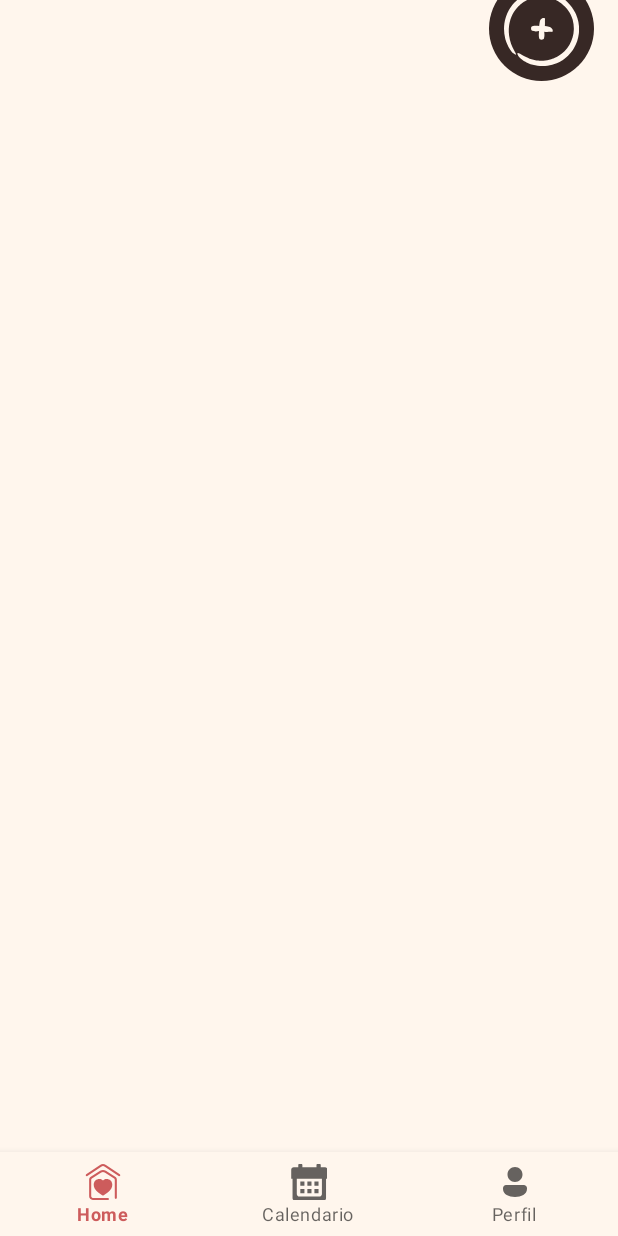
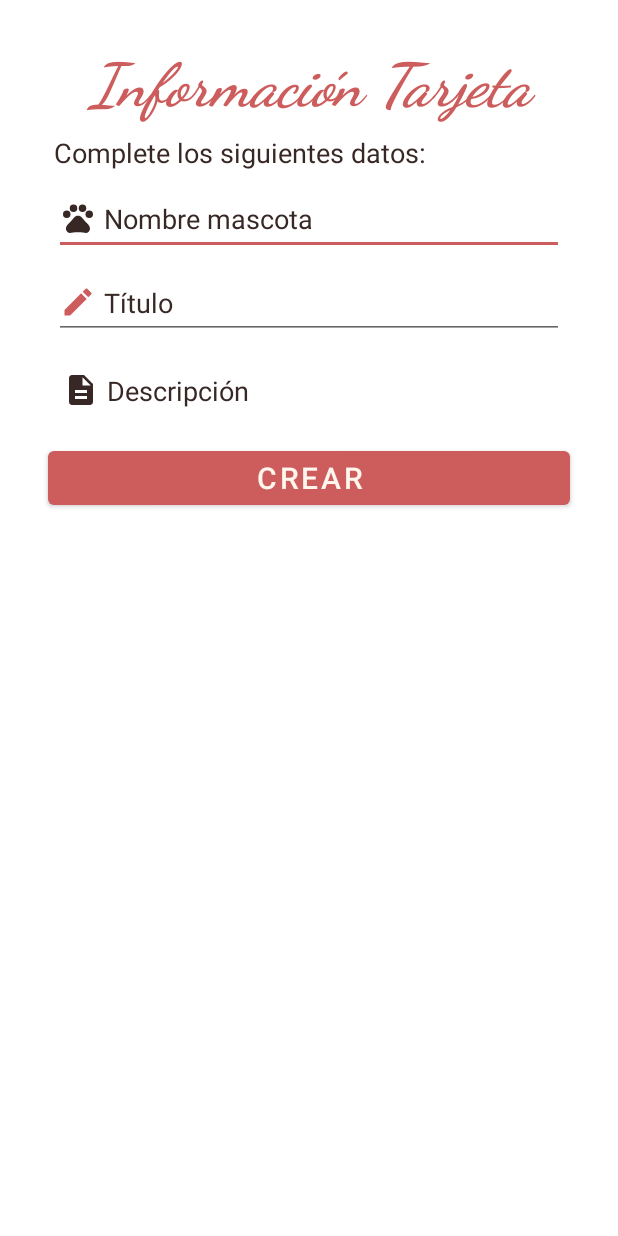
Before and after one commit to Soniamj5/Supet_finalproject, an Android app: the screen it shows after launch once a user with an empty profile is signed in (MainActivity before the commit, CreatePetInfo after it), after a tap on "Agregar tarea", on a phone screen of 412 x 824 dp. Run offline under Robolectric (Android 15) with nearby library versions, the phone set to English and light mode, and no system bars; our stand-ins replace Firebase (no records; nobody signed in at launch, a user with empty details on screens opened directly).

Commit message:
HomeFragment finished! connected with firestore db & shows data from subcollection

```diff
--- a/app/src/main/AndroidManifest.xml
+++ b/app/src/main/AndroidManifest.xml
@@ -14,8 +14,8 @@
         android:theme="@style/Theme.Supet_FinalProject"
         tools:targetApi="31">
         <activity
-            android:name=".CrearPetInfo"
-            android:exported="false" />
+            android:name=".petInfo.CreatePetInfo"
+            android:exported="true" />
         <activity
             android:name=".account.RegisterActivity"
             android:exported="true" />
--- a/app/src/main/java/com/animalhelpapp/supet_finalproject/fragments/HomeFragment.java
+++ b/app/src/main/java/com/animalhelpapp/supet_finalproject/fragments/HomeFragment.java
@@ -1,52 +1,106 @@
 package com.animalhelpapp.supet_finalproject.fragments;
 
+import static android.content.ContentValues.TAG;
+
+import android.annotation.SuppressLint;
 import android.content.Intent;
 import android.os.Bundle;
-
-import androidx.fragment.app.Fragment;
-
+import android.util.Log;
 import android.view.LayoutInflater;
 import android.view.View;
 import android.view.ViewGroup;
 import android.widget.ImageButton;
-import android.widget.Toast;
 
+import androidx.fragment.app.Fragment;
+import androidx.recyclerview.widget.LinearLayoutManager;
+import androidx.recyclerview.widget.RecyclerView;
+
+import com.animalhelpapp.supet_finalproject.Adapter;
+import com.animalhelpapp.supet_finalproject.PetInfo;
 import com.animalhelpapp.supet_finalproject.R;
-import com.animalhelpapp.supet_finalproject.petInfo.CrearPetInfo;
+import com.animalhelpapp.supet_finalproject.petInfo.CreatePetInfo;
 import com.google.firebase.auth.FirebaseAuth;
+import com.google.firebase.auth.FirebaseUser;
+import com.google.firebase.firestore.CollectionReference;
+import com.google.firebase.firestore.DocumentChange;
 import com.google.firebase.firestore.FirebaseFirestore;
+
+import java.util.ArrayList;
 
 public class HomeFragment extends Fragment {
 
-    ImageButton addInfo;
+    ImageButton createInfo;
     /*firabase*/
     FirebaseAuth mAuth;
     FirebaseFirestore firebaseFirestore;
+
+    /*coger los datos de petInfo de firestore*/
+    RecyclerView recyclerView;
+    ArrayList<PetInfo> petInfoArrayList;
+    Adapter adapter;
+
+
 
     @Override
     public View onCreateView(LayoutInflater inflater, ViewGroup container,
                              Bundle savedInstanceState) {
         View view = inflater.inflate(R.layout.fragment_home, container, false);
 
-        /*--------------------Add info------------------------*/
-        addInfo = view.findViewById(R.id.addInfo);
+        /*--------------------Create info------------------------*/
+        createInfo = view.findViewById(R.id.createInfo);
         /*Inicializar Firebase*/
         firebaseFirestore = FirebaseFirestore.getInstance();
         mAuth = FirebaseAuth.getInstance();
 
-        addInfo.setOnClickListener(new View.OnClickListener() {
-            @Override
-            public void onClick(View v) {
-                /*conectar con CreatePetInfo*/
-                crearPetInfo();
-            }
+        createInfo.setOnClickListener(v -> {
+            /*conectar con CreatePetInfo*/
+            crearPetInfo();
         });
+
+        /*--------------------Coger info------------------------*/
+        recyclerView = view.findViewById(R.id.recyclerView);
+        recyclerView.setHasFixedSize(true);
+        recyclerView.setLayoutManager(new LinearLayoutManager(getActivity()));
+
+        /*inicializar lo que queda -- firestore ya está inicializado arriba*/
+        petInfoArrayList = new ArrayList<>();
+        adapter = new Adapter(getActivity(), petInfoArrayList);
+
+        recyclerView.setAdapter(adapter);
+
+        cogerDatos();
+
 
         return view;
     }
 
+    @SuppressLint("NotifyDataSetChanged")
+    private void cogerDatos() {
+        FirebaseUser firebaseUser = FirebaseAuth.getInstance().getCurrentUser();
+        String uid = FirebaseAuth.getInstance().getUid();
+        if(firebaseUser != null) {
+            Log.d(TAG, "onAuthStateChanged: signed_in: " + firebaseUser.getUid());
+            CollectionReference userCollection = firebaseFirestore.collection("user");
+            assert uid != null;
+            userCollection.document(uid).collection("petInfo").addSnapshotListener((value, error) -> {
+                if(error != null) {
+                    Log.e("Firestore error", error.getMessage());
+                } else {
+                    assert value != null;
+                    for (DocumentChange dc : value.getDocumentChanges()) {
+                        if (dc.getType() == DocumentChange.Type.ADDED) {
+                            petInfoArrayList.add(dc.getDocument().toObject(PetInfo.class));
+                        }
+                        adapter.notifyDataSetChanged();
+                    }
+                }
+            });
+        }
+
+    }
+
     private void crearPetInfo() {
-        Intent intent = new Intent(getActivity(), CrearPetInfo.class);
+        Intent intent = new Intent(getActivity(), CreatePetInfo.class);
         intent.addFlags(Intent.FLAG_ACTIVITY_NEW_TASK);
         startActivity(intent);
     }
--- /dev/null
+++ b/app/src/main/java/com/animalhelpapp/supet_finalproject/petInfo/CreatePetInfo.java
@@ -0,0 +1,94 @@
+package com.animalhelpapp.supet_finalproject.petInfo;
+
+import android.content.Intent;
+import android.os.Bundle;
+import android.widget.Button;
+import android.widget.EditText;
+import android.widget.TextView;
+import android.widget.Toast;
+
+import androidx.appcompat.app.AppCompatActivity;
+
+import com.animalhelpapp.supet_finalproject.MainActivity;
+import com.animalhelpapp.supet_finalproject.R;
+import com.google.firebase.auth.FirebaseAuth;
+import com.google.firebase.auth.FirebaseUser;
+import com.google.firebase.firestore.CollectionReference;
+import com.google.firebase.firestore.FirebaseFirestore;
+
+import java.util.HashMap;
+import java.util.Map;
+
+public class CreatePetInfo extends AppCompatActivity {
+
+    Button create_btn;
+    TextView namePet, title;
+    EditText description;
+    private FirebaseFirestore firebaseFirestore;
+    private FirebaseAuth mAuth;
+
+    @Override
+    protected void onCreate(Bundle savedInstanceState) {
+        super.onCreate(savedInstanceState);
+        setContentView(R.layout.activity_create_pet_info);
+
+        //Inicializar Firebase
+        firebaseFirestore = FirebaseFirestore.getInstance();
+        mAuth = FirebaseAuth.getInstance();
+
+        /*Conectar con la parte gráfica*/
+        namePet = findViewById(R.id.createPetInfo_petName);
+        title = findViewById(R.id.createPetInfo_titleCard);
+        description = findViewById(R.id.createPetInfo_description);
+
+        /*Botón*/
+        create_btn = findViewById(R.id.createPetInfo_btn);
+        create_btn.setOnClickListener(v -> {
+            /*leer los campos*/
+            String nombre = namePet.getText().toString().trim();
+            String  titulo = title.getText().toString().trim();
+            String descripcion = description.getText().toString().trim();
+
+            if (nombre.isEmpty() || titulo.isEmpty() || descripcion.isEmpty()) {
+                Toast.makeText(CreatePetInfo.this, "Por favor, rellene todos los campos", Toast.LENGTH_SHORT).show();
+            } else {
+                crearPetInfo(nombre, titulo, descripcion);
+            }
+        });
+
+    }
+
+    /*método crearPetInfo*/
+    private void crearPetInfo(String nombre, String titulo, String descripcion) {
+        FirebaseUser user = mAuth.getCurrentUser();
+        if(user != null) {
+            String uid = mAuth.getCurrentUser().getUid();
+            CollectionReference userCollection = firebaseFirestore.collection("user");
+            Map<String, Object> map2 = new HashMap<>();
+            map2.put("petName", nombre);
+            map2.put("title", titulo);
+            map2.put("description", descripcion);
+
+            /*guardar los datos en firestore*/
+            userCollection.document(uid).collection("petInfo").add(map2).addOnSuccessListener(unused -> {
+                finish();
+                startActivity(new Intent(CreatePetInfo.this, MainActivity.class));
+                Toast.makeText(CreatePetInfo.this, "La tarjeta se ha creado con éxito", Toast.LENGTH_SHORT).show();
+
+            }).addOnFailureListener(e -> Toast.makeText(CreatePetInfo.this, "Error al crear tarjeta", Toast.LENGTH_SHORT).show());
+        }
+    }
+
+    /*para que funcione el getUid()*/
+    @Override
+    protected void onStart() {
+        super.onStart();
+        FirebaseUser firebaseUser = mAuth.getCurrentUser();
+        if(firebaseUser != null) {
+            reload();
+        }
+    }
+
+    private void reload() {
+    }
+}
--- /dev/null
+++ b/app/src/main/res/drawable/ic_description_24.xml
@@ -0,0 +1,5 @@
+<vector android:height="24dp" android:tint="@color/dark_brown"
+    android:viewportHeight="24" android:viewportWidth="24"
+    android:width="24dp" xmlns:android="http://schemas.android.com/apk/res/android">
+    <path android:fillColor="@android:color/white" android:pathData="M14,2L6,2c-1.1,0 -1.99,0.9 -1.99,2L4,20c0,1.1 0.89,2 1.99,2L18,22c1.1,0 2,-0.9 2,-2L20,8l-6,-6zM16,18L8,18v-2h8v2zM16,14L8,14v-2h8v2zM13,9L13,3.5L18.5,9L13,9z"/>
+</vector>
--- a/app/src/main/res/layout/activity_crear_pet_info.xml
+++ b/app/src/main/res/layout/activity_create_pet_info.xml
@@ -4,7 +4,7 @@
     xmlns:tools="http://schemas.android.com/tools"
     android:layout_width="match_parent"
     android:layout_height="match_parent"
-    tools:context=".petInfo.CrearPetInfo">
+    tools:context=".petInfo.CreatePetInfo">
 
     <ScrollView
         android:id="@+id/scrollView2"
@@ -23,7 +23,7 @@
             android:orientation="vertical">
 
             <TextView
-                android:id="@+id/app_name"
+                android:id="@+id/crearPetInfo_title"
                 android:layout_width="match_parent"
                 android:layout_height="wrap_content"
                 android:layout_marginTop="16dp"
@@ -35,7 +35,7 @@
                 android:textStyle="bold|italic" />
 
             <TextView
-                android:id="@+id/reg_txv"
+                android:id="@+id/crearPetInfo_txv"
                 android:layout_width="match_parent"
                 android:layout_height="wrap_content"
                 android:layout_marginStart="20dp"
@@ -47,7 +47,7 @@
                 android:textSize="18sp" />
 
             <EditText
-                android:id="@+id/creatPetInfo_petName"
+                android:id="@+id/createPetInfo_petName"
                 android:layout_width="match_parent"
                 android:layout_height="wrap_content"
                 android:layout_marginStart="20dp"
@@ -65,70 +65,57 @@
                 android:textSize="18sp" />
 
             <EditText
-                android:id="@+id/reg_email"
+                android:id="@+id/createPetInfo_titleCard"
                 android:layout_width="match_parent"
                 android:layout_height="wrap_content"
                 android:layout_marginStart="20dp"
                 android:layout_marginEnd="20dp"
                 android:layout_marginTop="8dp"
-                android:drawableStart="@drawable/ic_email_24"
+                android:drawableStart="@drawable/ic_edit_24"
                 android:drawablePadding="5dp"
                 android:ems="10"
-                android:hint="@string/reg_email"
+                android:hint="@string/crearPetInfo_titulo"
                 android:importantForAutofill="no"
                 android:inputType="textEmailAddress"
                 android:minHeight="48dp"
                 android:textColor="@color/dark_brown"
-                android:textColorHint="@color/dark_brown" />
+                android:textColorHint="@color/dark_brown"
+                android:textSize="18sp"/>
 
             <EditText
-                android:id="@+id/reg_pass1"
+                android:id="@+id/createPetInfo_description"
+                android:layout_width="338dp"
+                android:layout_height="0dp"
+                android:layout_marginStart="20dp"
+                android:layout_marginTop="16dp"
+                android:layout_weight="1"
+                android:background="@android:color/transparent"
+                android:drawableStart="@drawable/ic_description_24"
+                android:drawablePadding="5dp"
+                android:ems="10"
+                android:gravity="start|top"
+                android:hint="@string/crearPetInfo_description"
+                android:importantForAutofill="no"
+                android:inputType="textMultiLine"
+                android:padding="6dp"
+                android:textColorHint="@color/dark_brown"
+                tools:ignore="TouchTargetSizeCheck"
+                android:textSize="18sp"/>
+
+            <Button
+                android:id="@+id/createPetInfo_btn"
                 android:layout_width="match_parent"
                 android:layout_height="wrap_content"
-                android:layout_marginStart="20dp"
-                android:layout_marginEnd="20dp"
-                android:layout_marginTop="8dp"
-                android:drawableStart="@drawable/ic_lock_24"
-                android:drawablePadding="5dp"
-                android:ems="10"
-                android:hint="@string/reg_pass1"
-                android:importantForAutofill="no"
-                android:inputType="textPassword"
+                android:layout_gravity="bottom"
                 android:minHeight="48dp"
-                android:textColor="@color/dark_brown"
-                android:textColorHint="@color/dark_brown"
-                android:textSize="18sp"
-                tools:ignore="TextContrastCheck" />
-
-            <EditText
-                android:id="@+id/reg_pass2"
-                android:layout_width="match_parent"
-                android:layout_height="wrap_content"
-                android:layout_marginStart="20dp"
-                android:layout_marginEnd="20dp"
-                android:layout_marginTop="8dp"
-                android:drawableStart="@drawable/ic_lock_24"
-                android:drawablePadding="5dp"
-                android:ems="10"
-                android:hint="@string/reg_pass2"
-                android:importantForAutofill="no"
-                android:inputType="textPassword"
-                android:minHeight="48dp"
-                android:textColor="@color/dark_brown"
-                android:textColorHint="@color/dark_brown"
-                android:textSize="18sp"
+                android:text="@string/crearPetInfo_btn"
+                android:textColor="@color/cream"
+                android:textSize="20sp"
+                android:layout_margin="16dp"
                 tools:ignore="TextContrastCheck,TouchTargetSizeCheck" />
 
-            <Button
-                android:id="@+id/reg_btn"
-                android:layout_width="match_parent"
-                android:layout_height="wrap_content"
-                android:minHeight="48dp"
-                android:text="@string/reg_btn"
-                android:textColor="@color/cream"
-                android:textSize="20sp"
-                tools:ignore="TextContrastCheck,TouchTargetSizeCheck" />
         </LinearLayout>
+
     </ScrollView>
 
 
--- a/app/src/main/res/layout/fragment_home.xml
+++ b/app/src/main/res/layout/fragment_home.xml
@@ -8,12 +8,15 @@
     android:background="@color/cream">
 
     <ScrollView
+        android:id="@+id/scrollView3"
         android:layout_width="match_parent"
-        android:layout_height="865dp"
+        android:layout_height="710dp"
         app:layout_constraintBottom_toBottomOf="parent"
         app:layout_constraintEnd_toEndOf="parent"
+        app:layout_constraintHorizontal_bias="0.0"
         app:layout_constraintStart_toStartOf="parent"
-        app:layout_constraintTop_toTopOf="parent">
+        app:layout_constraintTop_toTopOf="parent"
+        app:layout_constraintVertical_bias="0.0">
 
         <LinearLayout
             android:layout_width="match_parent"
@@ -24,20 +27,24 @@
                 android:id="@+id/recyclerView"
                 android:layout_width="match_parent"
                 android:layout_height="match_parent"
-                android:layout_marginBottom="16dp"/>
+                android:layout_marginBottom="16dp" />
 
-
-            <ImageButton
-                android:id="@+id/addInfo"
-                android:layout_width="70dp"
-                android:layout_height="70dp"
-                android:background="@drawable/round"
-                android:contentDescription="@string/home_add"
-                android:src="@drawable/add"
-                android:layout_gravity="end"
-                android:layout_marginTop="16dp"
-                android:layout_marginEnd="16dp"/>
         </LinearLayout>
     </ScrollView>
 
+    <ImageButton
+        android:id="@+id/createInfo"
+        android:layout_width="70dp"
+        android:layout_height="70dp"
+        android:layout_gravity="end"
+        android:background="@drawable/round"
+        android:contentDescription="@string/home_add"
+        android:src="@drawable/add"
+        app:layout_constraintBottom_toBottomOf="parent"
+        app:layout_constraintEnd_toEndOf="parent"
+        app:layout_constraintHorizontal_bias="0.894"
+        app:layout_constraintStart_toStartOf="parent"
+        app:layout_constraintTop_toTopOf="parent"
+        app:layout_constraintVertical_bias="0.937" />
+
 </androidx.constraintlayout.widget.ConstraintLayout>
--- a/app/src/main/res/layout/item_homefragment.xml
+++ b/app/src/main/res/layout/item_homefragment.xml
@@ -87,7 +87,7 @@
                 android:textSize="16sp"
                 android:textStyle="bold" />
 
-            <EditText
+            <TextView
                 android:id="@+id/descriptionCard"
                 android:layout_width="0dp"
                 android:layout_height="wrap_content"
@@ -97,9 +97,7 @@
                 android:ems="10"
                 android:gravity="start|top"
                 android:hint="@string/lorem_ipsum"
-                android:textColorHint="@color/dark_brown"
-                android:importantForAutofill="no"
-                android:inputType="textMultiLine" />
+                android:textColorHint="@color/dark_brown" />
 
         </LinearLayout>
 
--- a/app/src/main/res/values/strings.xml
+++ b/app/src/main/res/values/strings.xml
@@ -21,7 +21,10 @@
     <string name="login_register">Regístrese</string>
     <string name="logout_btn">Logout</string>
     <string name="scrollview">Scroll View</string>
-    <string name="crear_title">Información</string>
+    <string name="crear_title">Información Tarjeta</string>
+    <string name="crearPetInfo_titulo">Título</string>
+    <string name="crearPetInfo_description">Descripción </string>
+    <string name="crearPetInfo_btn">Crear </string>
 
     <!--Fragment-->
     <string name="home_fragment">Home fragment</string>
@@ -38,4 +41,5 @@
     <string name="lorem_ipsum">Lorem ipsum sdnfsinf sduf sinfisnf siudhf si isud iushdf iushfiush dfiushdiuhsiuh ihusd</string>
     <string name="home_ejemploPetName">Dana</string>
     <string name="home_ejemploTitle">Vacuna Rabia</string>
+
 </resources>
```
Also changed, not shown: app/src/main/java/com/animalhelpapp/supet_finalproject/Adapter.java (+5 -4 lines), app/src/main/java/com/animalhelpapp/supet_finalproject/account/RegisterActivity.java (+15 -25 lines), app/src/main/java/com/animalhelpapp/supet_finalproject/petInfo/CrearPetInfo.java (deleted, +0 -14 lines).
